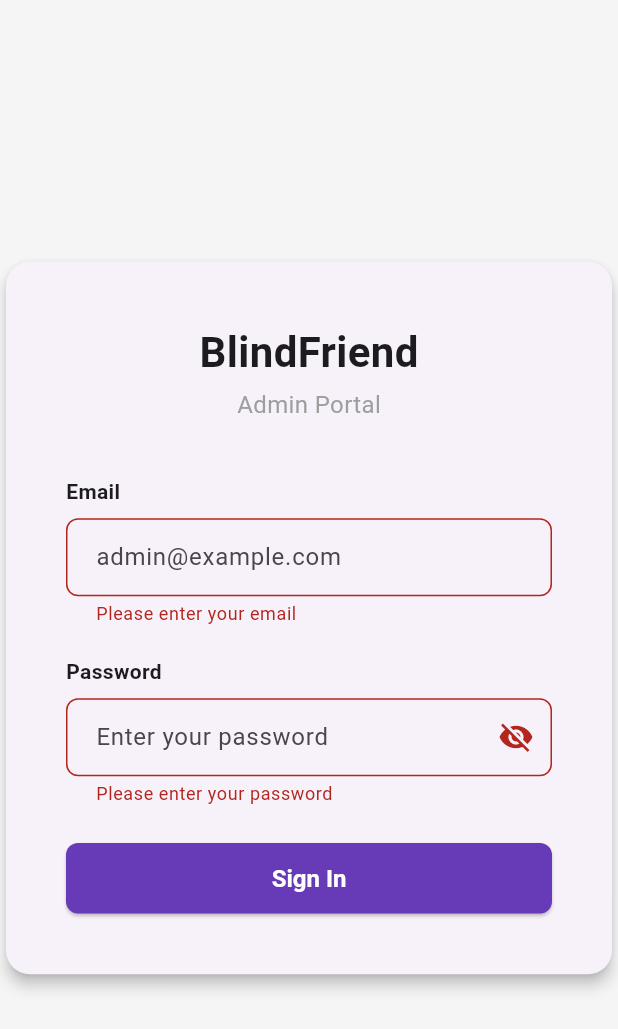
After one commit to dotrovi/BlindFriend, a Flutter app: the AdminLoginPage screen opened directly, after a tap on "Sign In", on a phone screen of 412 x 824 dp. The commit adds this screen. Shown: the top 1029 px of the screen. Run offline on Flutter 3.47's test engine with Material 3 defaults, Android fonts, the phone set to English and light mode, and no system bars; our stand-ins replace cloud_firestore, firebase_auth, firebase_core, shared_preferences; accounts and stored records are empty.

Commit message:
initial admin login page

```diff
--- /dev/null
+++ b/lib/admin_login_page.dart
@@ -0,0 +1,205 @@
+import 'package:cloud_firestore/cloud_firestore.dart';
+import 'package:firebase_auth/firebase_auth.dart';
+import 'package:flutter/material.dart';
+
+class AdminLoginPage extends StatefulWidget {
+  const AdminLoginPage({super.key});
+
+  @override
+  State<AdminLoginPage> createState() => _AdminLoginPageState();
+}
+
+class _AdminLoginPageState extends State<AdminLoginPage> {
+  final _formKey = GlobalKey<FormState>();
+  final _emailController = TextEditingController();
+  final _passwordController = TextEditingController();
+  bool _loading = false;
+  bool _obscurePassword = true;
+  String? _errorMessage;
+
+  @override
+  void dispose() {
+    _emailController.dispose();
+    _passwordController.dispose();
+    super.dispose();
+  }
+
+  Future<void> _handleLogin() async {
+    if (!_formKey.currentState!.validate()) return;
+    setState(() {
+      _loading = true;
+      _errorMessage = null;
+    });
+
+    try {
+      final credential = await FirebaseAuth.instance.signInWithEmailAndPassword(
+        email: _emailController.text.trim(),
+        password: _passwordController.text,
+      );
+
+      final adminDoc = await FirebaseFirestore.instance
+          .collection('admins')
+          .doc(credential.user!.uid)
+          .get();
+
+      if (!adminDoc.exists) {
+        await FirebaseAuth.instance.signOut();
+        setState(() => _errorMessage = 'Access denied. Not an admin account.');
+        return;
+      }
+
+      if (mounted) Navigator.pushReplacementNamed(context, '/admin-dashboard');
+    } on FirebaseAuthException catch (e) {
+      setState(() => _errorMessage = e.message ?? 'Authentication failed.');
+    } catch (_) {
+      setState(() => _errorMessage = 'An unexpected error occurred.');
+    } finally {
+      if (mounted) setState(() => _loading = false);
+    }
+  }
+
+  @override
+  Widget build(BuildContext context) {
+    return Scaffold(
+      backgroundColor: Colors.grey.shade100,
+      body: Center(
+        child: ConstrainedBox(
+          constraints: const BoxConstraints(maxWidth: 420),
+          child: Card(
+            elevation: 4,
+            shape: RoundedRectangleBorder(
+              borderRadius: BorderRadius.circular(16),
+            ),
+            child: Padding(
+              padding: const EdgeInsets.all(40),
+              child: Form(
+                key: _formKey,
+                child: Column(
+                  mainAxisSize: MainAxisSize.min,
+                  crossAxisAlignment: CrossAxisAlignment.start,
+                  children: [
+                    const Center(
+                      child: Text(
+                        'BlindFriend',
+                        style: TextStyle(
+                          fontSize: 28,
+                          fontWeight: FontWeight.bold,
+                        ),
+                      ),
+                    ),
+                    const SizedBox(height: 4),
+                    const Center(
+                      child: Text(
+                        'Admin Portal',
+                        style: TextStyle(fontSize: 16, color: Colors.grey),
+                      ),
+                    ),
+                    const SizedBox(height: 36),
+
+                    const Text(
+                      'Email',
+                      style: TextStyle(fontWeight: FontWeight.w600),
+                    ),
+                    const SizedBox(height: 8),
+                    TextFormField(
+                      controller: _emailController,
+                      keyboardType: TextInputType.emailAddress,
+                      decoration: InputDecoration(
+                        hintText: 'admin@example.com',
+                        border: OutlineInputBorder(
+                          borderRadius: BorderRadius.circular(8),
+                        ),
+                        contentPadding: const EdgeInsets.symmetric(
+                          horizontal: 16,
+                          vertical: 14,
+                        ),
+                      ),
+                      validator: (v) {
+                        if (v == null || v.trim().isEmpty) {
+                          return 'Please enter your email';
+                        }
+                        if (!v.contains('@')) return 'Enter a valid email';
+                        return null;
+                      },
+                    ),
+                    const SizedBox(height: 20),
+
+                    const Text(
+                      'Password',
+                      style: TextStyle(fontWeight: FontWeight.w600),
+                    ),
+                    const SizedBox(height: 8),
+                    TextFormField(
+                      controller: _passwordController,
+                      obscureText: _obscurePassword,
+                      decoration: InputDecoration(
+                        hintText: 'Enter your password',
+                        border: OutlineInputBorder(
+                          borderRadius: BorderRadius.circular(8),
+                        ),
+                        contentPadding: const EdgeInsets.symmetric(
+                          horizontal: 16,
+                          vertical: 14,
+                        ),
+                        suffixIcon: IconButton(
+                          icon: Icon(
+                            _obscurePassword
+                                ? Icons.visibility_off
+                                : Icons.visibility,
+                          ),
+                          onPressed: () => setState(
+                            () => _obscurePassword = !_obscurePassword,
+                          ),
+                        ),
+                      ),
+                      validator: (v) =>
+                          (v == null || v.isEmpty) ? 'Please enter your password' : null,
+                    ),
+
+                    if (_errorMessage != null) ...[
+                      const SizedBox(height: 12),
+                      Text(
+                        _errorMessage!,
+                        style: const TextStyle(color: Colors.red, fontSize: 13),
+                      ),
+                    ],
+
+                    const SizedBox(height: 24),
+                    SizedBox(
+                      width: double.infinity,
+                      child: ElevatedButton(
+                        onPressed: _loading ? null : _handleLogin,
+                        style: ElevatedButton.styleFrom(
+                          padding: const EdgeInsets.symmetric(vertical: 14),
+                          backgroundColor: Colors.deepPurple,
+                          foregroundColor: Colors.white,
+                          shape: RoundedRectangleBorder(
+                            borderRadius: BorderRadius.circular(8),
+                          ),
+                          textStyle: const TextStyle(
+                            fontSize: 16,
+                            fontWeight: FontWeight.w600,
+                          ),
+                        ),
+                        child: _loading
+                            ? const SizedBox(
+                                height: 20,
+                                width: 20,
+                                child: CircularProgressIndicator(
+                                  strokeWidth: 2,
+                                  color: Colors.white,
+                                ),
+                              )
+                            : const Text('Sign In'),
+                      ),
+                    ),
+                  ],
+                ),
+              ),
+            ),
+          ),
+        ),
+      ),
+    );
+  }
+}
--- a/lib/main.dart
+++ b/lib/main.dart
@@ -1,8 +1,11 @@
 import 'package:flutter/material.dart';
+import 'package:flutter/foundation.dart' show kIsWeb;
 import 'package:firebase_core/firebase_core.dart';
+import 'dart:io' show Platform;
 import 'login_page.dart';
 import 'register_page.dart';
 import 'firebase_options.dart';
+import 'admin_login_page.dart';
 
 void main() async {
   WidgetsFlutterBinding.ensureInitialized();
@@ -36,6 +39,15 @@ class BlindFriendApp extends StatelessWidget {
       routes: {
         '/': (context) => const LoginPage(),
         '/register': (context) => const RegisterPage(),
+        '/admin': (context) {
+          final isDesktop = !kIsWeb &&
+              (Platform.isWindows || Platform.isMacOS || Platform.isLinux);
+          return isDesktop
+              ? const AdminLoginPage()
+              : const Scaffold(
+                  body: Center(child: Text('Admin portal is desktop only.')),
+                );
+        },
       },
       debugShowCheckedModeBanner: false,
     );
```
